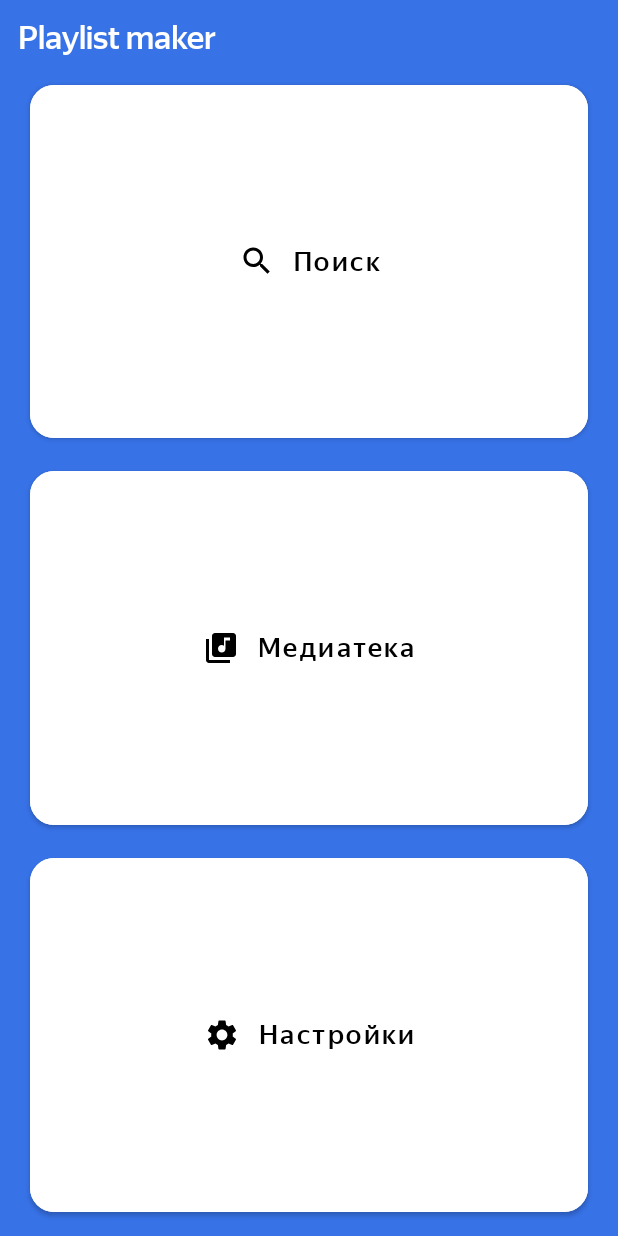
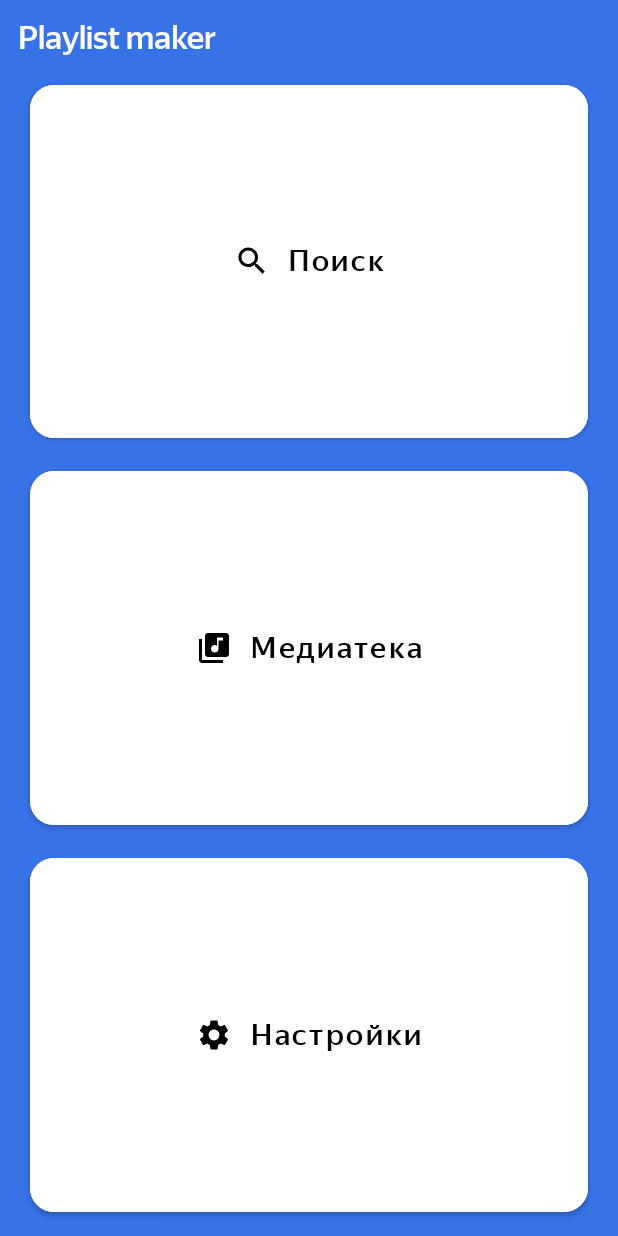
Before and after one commit to Demonided/Playlist_Maker, an Android app: the screen it shows after launch (MainActivity), on a phone screen of 412 x 824 dp. Run offline under Robolectric (Android 15) with nearby library versions, the phone set to English and light mode, and no system bars.

Commit message:
update project

```diff
--- a/app/src/main/java/com/katoklizm/playlistmaker/settings/SettingsActivity.kt
+++ b/app/src/main/java/com/katoklizm/playlistmaker/settings/SettingsActivity.kt
@@ -3,7 +3,6 @@ package com.katoklizm.playlistmaker.settings
 import android.os.Bundle
 import android.widget.ImageView
 import androidx.appcompat.app.AppCompatActivity
-import com.katoklizm.playlistmaker.MainActivity
 import com.katoklizm.playlistmaker.R
 
 class SettingsActivity: AppCompatActivity() {
--- a/app/src/main/res/values/dimen.xml
+++ b/app/src/main/res/values/dimen.xml
@@ -1,7 +1,7 @@
 <?xml version="1.0" encoding="utf-8"?>
 <resources>
-    <dimen name="primary_text_size">24sp</dimen>
-    <dimen name="button_text_size">18sp</dimen>
+    <dimen name="primary_text_size">22sp</dimen>
+    <dimen name="button_text_size">20sp</dimen>
     <dimen name="settings_text_size">16sp</dimen>
     <dimen name="primary_radius">16sp</dimen>
 </resources>
```
